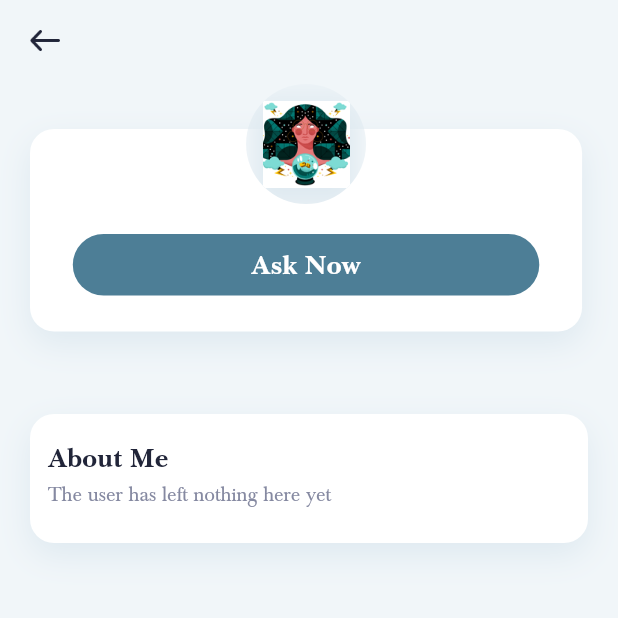
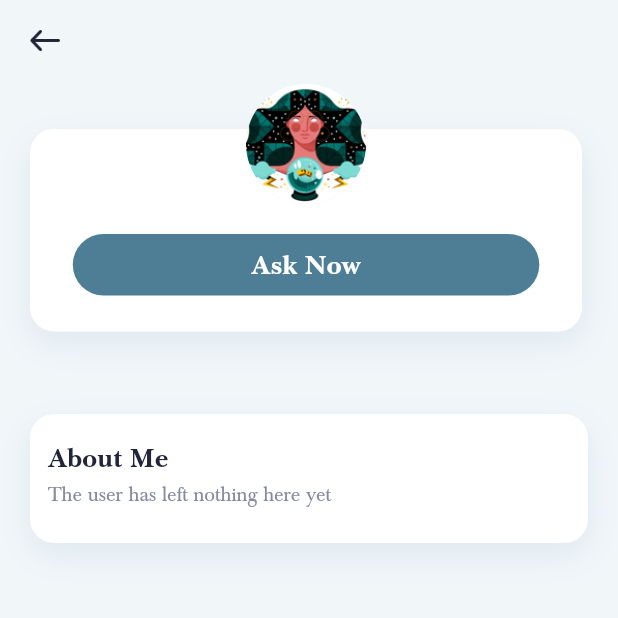
Before and after one commit to FateWuLov/lightlightgo, a Flutter app: the UserProfilePage screen opened by its route, on a phone screen of 412 x 824 dp, the top half of it. Run offline on Flutter 3.47's test engine with Material 2 defaults, Android fonts, the phone set to English and light mode, and no system bars; drawn by our look-alikes of pull_to_refresh; our stand-ins replace auto_size_text, bot_toast, cached_network_image, dio, event_bus, get and 4 more; missing offline and left inert: devicelocale, encrypt; accounts and stored records are empty; network calls fail; statements that could not run were skipped.

Commit message:
头像图片填充方式修改

```diff
--- a/lib/widgets/roundAvatar.dart
+++ b/lib/widgets/roundAvatar.dart
@@ -42,5 +42,5 @@ class RoundAvatar extends StatelessWidget {
     }
   }
 
-  Image buildPlaceholder() => Image.asset(ImageNames.defaultAvatar);
+  Image buildPlaceholder() => Image.asset(ImageNames.defaultAvatar, fit: BoxFit.cover,);
 }
```
